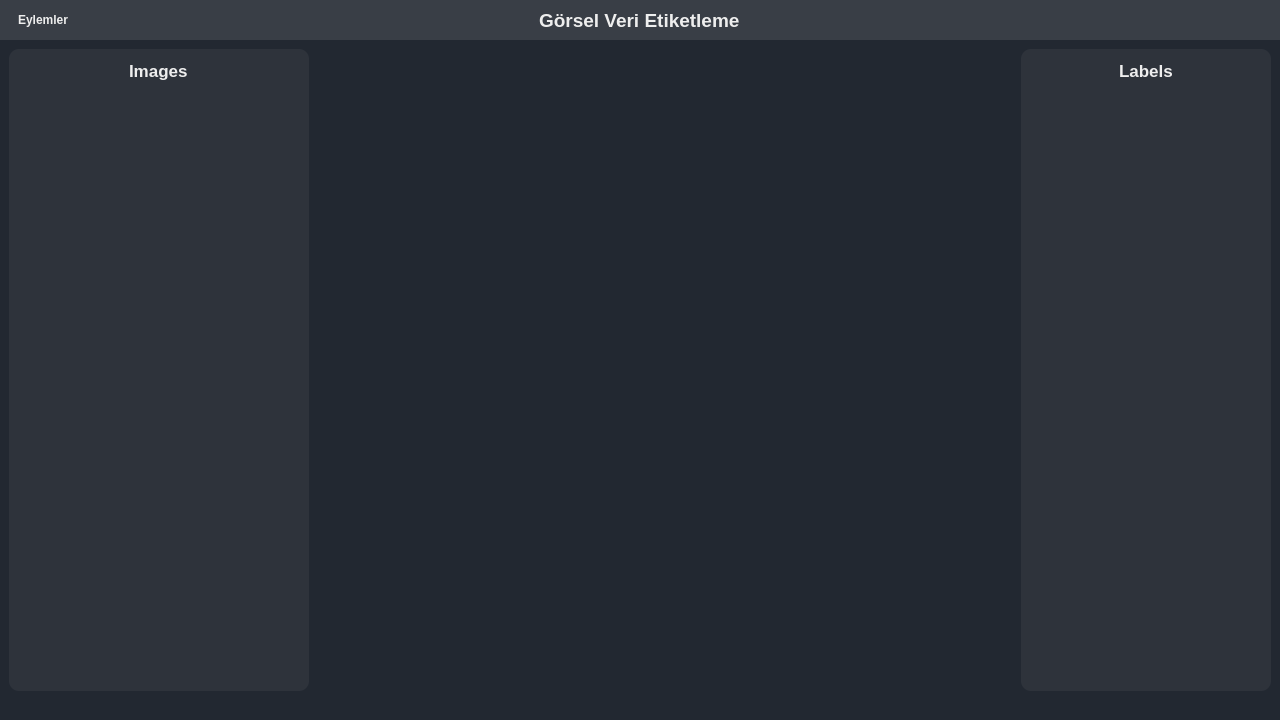
Before: the Qt Designer form templates/ui/mainWindow.ui in ismaildrcn/data-labeling, drawn with Qt 5.
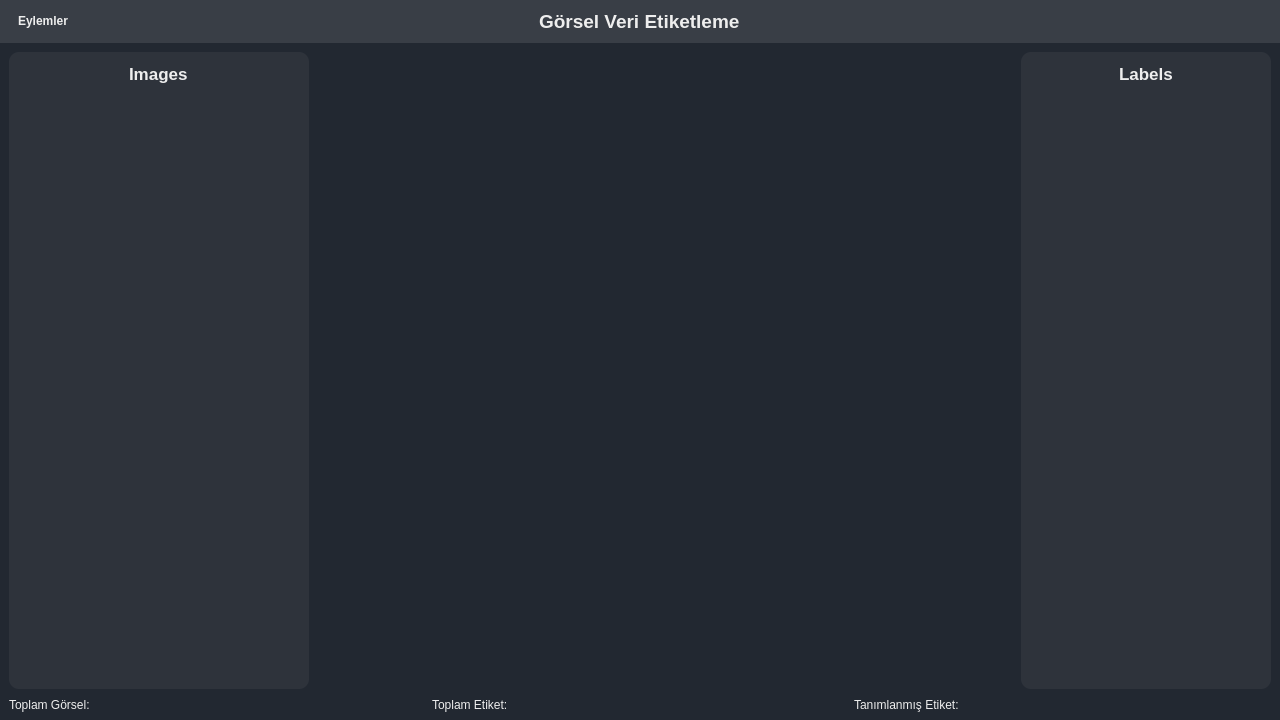
After: the same form once the commit is applied. Icons and pictures are not drawn.

Commit message: Add annotation count, image count

```diff
--- a/templates/ui/mainWindow.ui
+++ b/templates/ui/mainWindow.ui
@@ -657,7 +657,28 @@
 	border-radius: 10px;
 }</string>
        </property>
+       <layout class="QVBoxLayout" name="verticalLayout_2">
+        <property name="leftMargin">
+         <number>0</number>
+        </property>
+        <property name="topMargin">
+         <number>0</number>
+        </property>
+        <property name="rightMargin">
+         <number>0</number>
+        </property>
+        <property name="bottomMargin">
+         <number>0</number>
+        </property>
+        <item>
+         <widget class="QWidget" name="widget" native="true">
        <layout class="QHBoxLayout" name="horizontalLayout_3">
+           <property name="topMargin">
+            <number>9</number>
+           </property>
+           <property name="bottomMargin">
+            <number>0</number>
+           </property>
         <item>
          <widget class="QWidget" name="widget_image_list" native="true">
           <property name="minimumSize">
@@ -790,16 +811,81 @@
         </item>
        </layout>
       </widget>
-     </widget>
     </item>
     <item>
-     <widget class="QWidget" name="widget_bottom" native="true">
+         <widget class="QWidget" name="widget_labeling_bottom_area" native="true">
       <property name="minimumSize">
        <size>
         <width>0</width>
-        <height>20</height>
-       </size>
-      </property>
+            <height>25</height>
+           </size>
+          </property>
+          <layout class="QHBoxLayout" name="horizontalLayout_5">
+           <property name="topMargin">
+            <number>3</number>
+           </property>
+           <property name="bottomMargin">
+            <number>3</number>
+           </property>
+           <item>
+            <layout class="QFormLayout" name="layout_image_count">
+             <item row="0" column="0">
+              <widget class="QLabel" name="label_image_title">
+               <property name="text">
+                <string>Toplam Görsel:</string>
+               </property>
+              </widget>
+             </item>
+             <item row="0" column="1">
+              <widget class="QLabel" name="label_total_image_value">
+               <property name="text">
+                <string/>
+               </property>
+              </widget>
+             </item>
+            </layout>
+           </item>
+           <item>
+            <layout class="QFormLayout" name="layout_annotation_count">
+             <item row="0" column="0">
+              <widget class="QLabel" name="label_total_annotation_title">
+               <property name="text">
+                <string>Toplam Etiket:</string>
+               </property>
+              </widget>
+             </item>
+             <item row="0" column="1">
+              <widget class="QLabel" name="label_total_annotation_value">
+               <property name="text">
+                <string/>
+               </property>
+              </widget>
+             </item>
+            </layout>
+           </item>
+           <item>
+            <layout class="QFormLayout" name="formLayout">
+             <item row="0" column="0">
+              <widget class="QLabel" name="label_defined_annotation_title">
+               <property name="text">
+                <string>Tanımlanmış Etiket:</string>
+               </property>
+              </widget>
+             </item>
+             <item row="0" column="1">
+              <widget class="QLabel" name="label_defined_annotation_value">
+               <property name="text">
+                <string/>
+               </property>
+              </widget>
+             </item>
+            </layout>
+           </item>
+          </layout>
+         </widget>
+        </item>
+       </layout>
+      </widget>
      </widget>
     </item>
    </layout>
```
Lines whose indentation alone changed are shown as unchanged. The commit also changes 4 other files.
